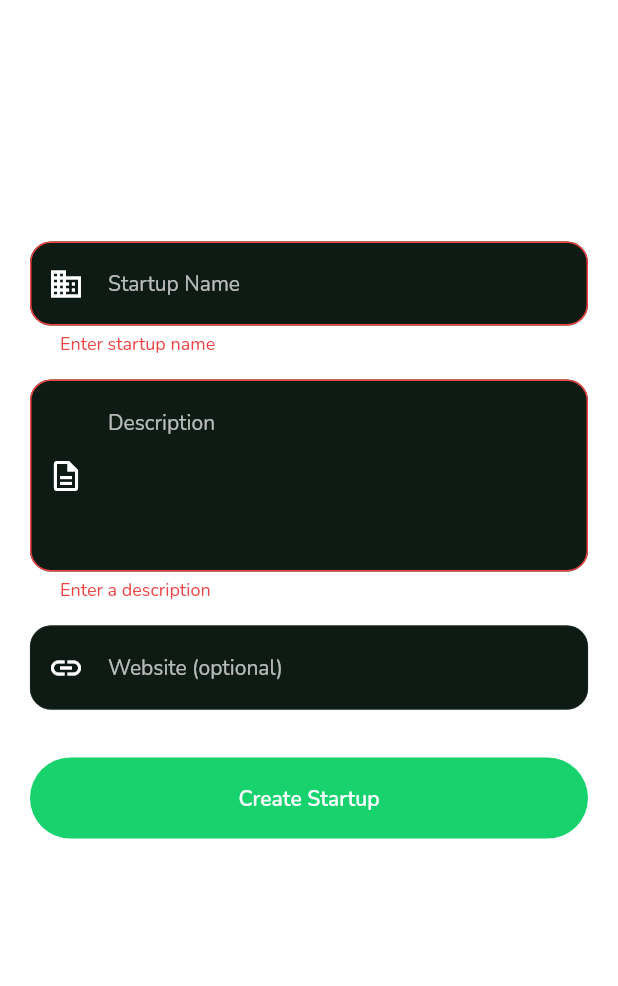
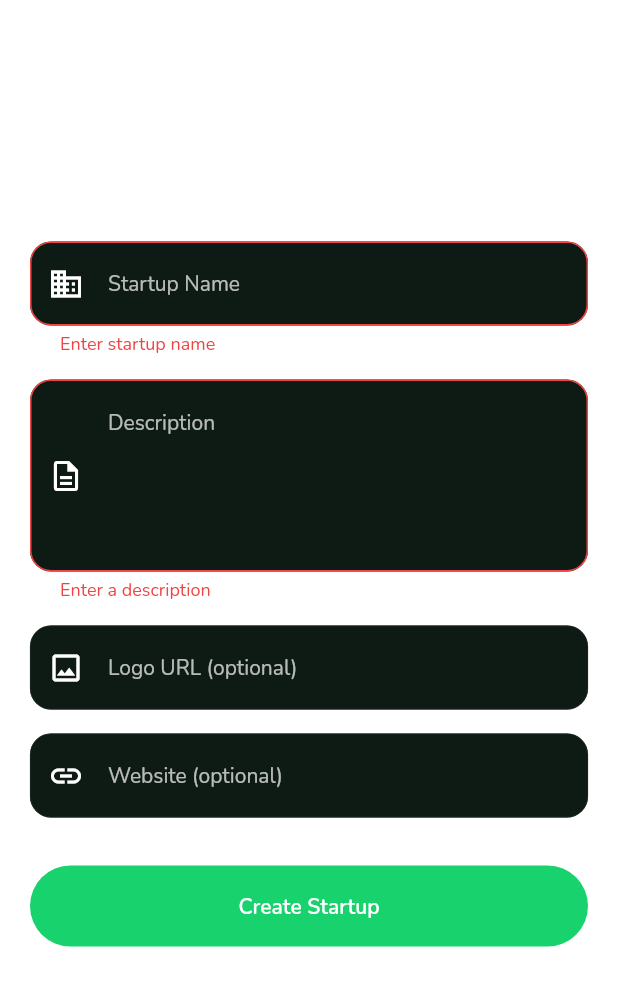
Before and after one commit to engEugene/alu-intern, a Flutter app: the StartupCreateScreen screen opened by its route, after a tap on "Create Startup", on a phone screen of 412 x 824 dp. Shown: the top 986 px of the screen. Run offline on Flutter 3.47's test engine with Material 3 defaults, Android fonts, the phone set to English and light mode, and no system bars; our stand-ins replace cloud_firestore, firebase_auth, firebase_core, flutter_riverpod, go_router, google_fonts; accounts and stored records are empty.

Commit message:
startup onboarding screen

```diff
--- a/lib/features/startups/screens/startup_create_screen.dart
+++ b/lib/features/startups/screens/startup_create_screen.dart
@@ -20,6 +20,7 @@ final class _StartupCreateScreenState extends ConsumerState<StartupCreateScreen>
   final _nameCtl = TextEditingController();
   final _descCtl = TextEditingController();
   final _websiteCtl = TextEditingController();
+  final _logoCtl = TextEditingController();
   bool _loading = false;
 
   @override
@@ -27,6 +28,7 @@ final class _StartupCreateScreenState extends ConsumerState<StartupCreateScreen>
     _nameCtl.dispose();
     _descCtl.dispose();
     _websiteCtl.dispose();
+    _logoCtl.dispose();
     super.dispose();
   }
 
@@ -37,6 +39,8 @@ final class _StartupCreateScreenState extends ConsumerState<StartupCreateScreen>
       final user = ref.read(authProvider).user;
       if (user == null) return;
 
+      final logoUrl = _logoCtl.text.trim();
+
       final doc = await FirebaseFirestore.instance
           .collection(FirestoreConstants.startupsCollection)
           .add(Startup(
@@ -45,12 +49,16 @@ final class _StartupCreateScreenState extends ConsumerState<StartupCreateScreen>
             name: _nameCtl.text.trim(),
             description: _descCtl.text.trim(),
             website: _websiteCtl.text.trim(),
+            logo: logoUrl.isEmpty ? null : logoUrl,
             members: [user.uid],
           ).toMap());
 
       await ref.read(authProvider.notifier).updateUserInFirestore({
         'role': 'startup',
         'startupId': doc.id,
+        'fullname': _nameCtl.text.trim(),
+        'avatar': logoUrl.isEmpty ? null : logoUrl,
+        'onboardingComplete': true,
       });
 
       if (context.mounted) {
@@ -109,6 +117,17 @@ final class _StartupCreateScreenState extends ConsumerState<StartupCreateScreen>
                 ),
                 const SizedBox(height: 16),
                 TextFormField(
+                  controller: _logoCtl,
+                  keyboardType: TextInputType.url,
+                  textInputAction: TextInputAction.next,
+                  decoration: const InputDecoration(
+                    labelText: 'Logo URL (optional)',
+                    prefixIcon: Icon(Icons.image_outlined),
+                    hintText: 'https://example.com/logo.png',
+                  ),
+                ),
+                const SizedBox(height: 16),
+                TextFormField(
                   controller: _websiteCtl,
                   keyboardType: TextInputType.url,
                   textInputAction: TextInputAction.done,
```
